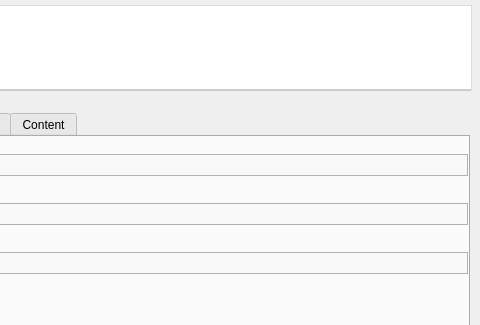
Qt form resources/ui/track_page.ui (Iconoclasteinc/tgit) before a commit; both pictures show x 598 to 1078 and y 0 to 325 of the 1078 by 672 pixel window.
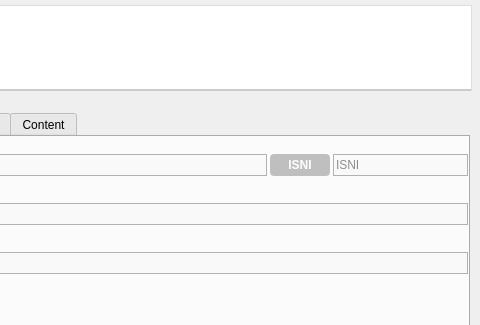
The same form after that commit. Icons and pictures are not drawn. Custom widgets are drawn as their Qt base class.

Commit message: We can now assign an isni to a track's lyricist.

```diff
--- a/resources/ui/track_page.ui
+++ b/resources/ui/track_page.ui
@@ -90,12 +90,7 @@
 #_software_notice {
 	font-size: 10px;
 	margin-right: 8px;
-}
-
-QScrollArea {
-	background: white;
-}
-</string>
+}</string>
   </property>
   <layout class="QVBoxLayout" name="verticalLayout">
    <property name="spacing">
@@ -604,6 +599,85 @@
              <item>
               <widget class="QLineEdit" name="_lyricist"/>
              </item>
+             <item>
+              <widget class="QToolButton" name="_lyricist_isni_actions_button">
+               <property name="minimumSize">
+                <size>
+                 <width>60</width>
+                 <height>22</height>
+                </size>
+               </property>
+               <property name="cursor">
+                <cursorShape>PointingHandCursor</cursorShape>
+               </property>
+               <property name="focusPolicy">
+                <enum>Qt::StrongFocus</enum>
+               </property>
+               <property name="styleSheet">
+                <string notr="true">QToolButton {
+    background-color: #BFBFBF;
+    border: 2px solid #BFBFBF;
+    border-radius: 4px;
+    color: white;
+    font-weight: bold;
+}
+
+QToolButton:disabled {
+    border-color: #CCCCCC;
+    background-color: #CCCCCC;
+}
+
+QToolButton:hover, QToolButton:focus {
+    background-color: #A6A6A6;
+    border-color: #A6A6A6;
+}
+
+QToolButton:pressed {
+	border: 2px solid transparent;
+}
+
+QToolButton::menu-indicator {
+    subcontrol-position: right center;
+	image: url(:/images/chevron-down-white-8.png);
+    top: 2px;
+    right: 2px;
+}
+
+QToolButton::menu-indicator:open {
+    top: 3px; 
+	right: 1px;
+}</string>
+               </property>
+               <property name="text">
+                <string>ISNI</string>
+               </property>
+               <property name="popupMode">
+                <enum>QToolButton::InstantPopup</enum>
+               </property>
+               <property name="toolButtonStyle">
+                <enum>Qt::ToolButtonTextOnly</enum>
+               </property>
+               <property name="autoRaise">
+                <bool>true</bool>
+               </property>
+               <property name="arrowType">
+                <enum>Qt::DownArrow</enum>
+               </property>
+              </widget>
+             </item>
+             <item>
+              <widget class="QLineEdit" name="_lyricist_isni">
+               <property name="maximumSize">
+                <size>
+                 <width>135</width>
+                 <height>16777215</height>
+                </size>
+               </property>
+               <property name="placeholderText">
+                <string>ISNI</string>
+               </property>
+              </widget>
+             </item>
             </layout>
            </item>
           </layout>
```
Left out of the diff: 5 changed lines with no effect on the pictures. The commit also changes 12 other files.
